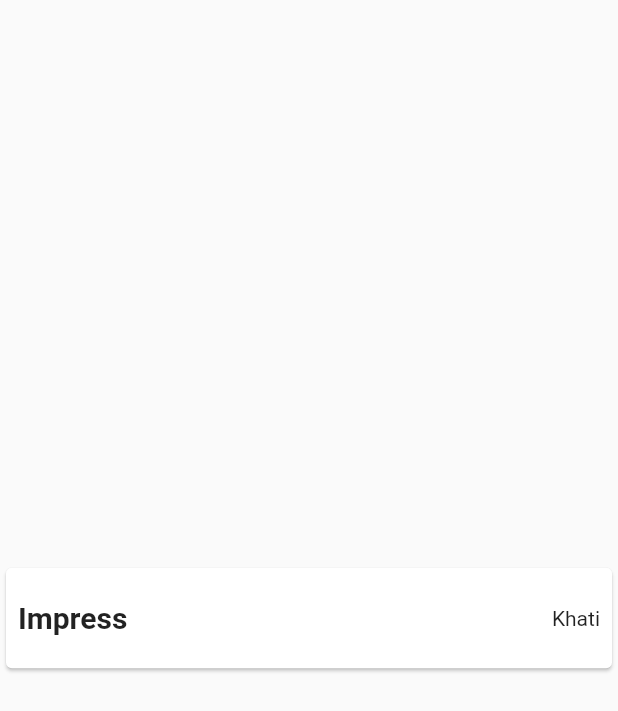
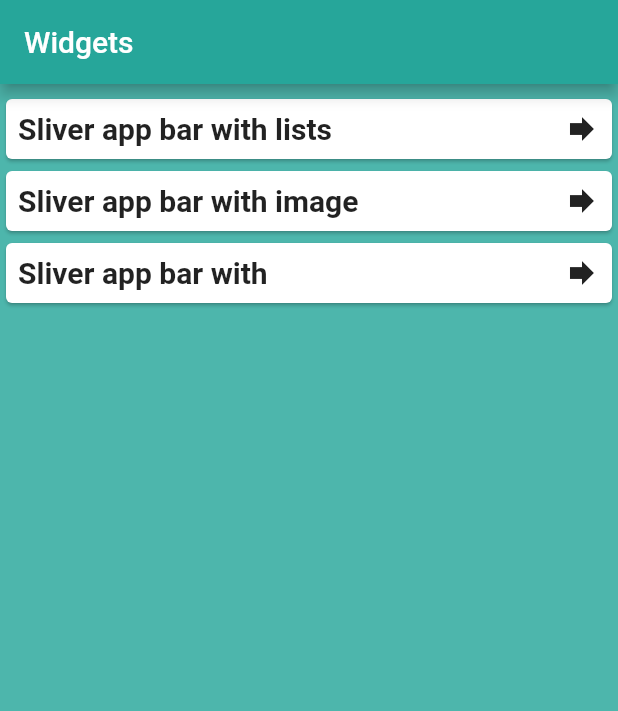
Before and after one commit to Popularkoju/working_with_widgets, a Flutter app: the screen it shows after launch, on a phone screen of 412 x 824 dp. Shown: the top 711 px of the screen. Run offline on Flutter 3.47's test engine with Material 2 defaults, Android fonts, the light colour scheme and no system bars.

Commit message:
first commit

```diff
--- a/lib/helper/widgets_helper.dart
+++ b/lib/helper/widgets_helper.dart
@@ -1,6 +1,6 @@
 import 'package:flutter/material.dart';
 
-customText(String? mesg, double size, FontWeight weight) {
+Text customText(String? mesg, double size, FontWeight weight) {
   return Text(
     "$mesg",
     style: TextStyle(fontSize: size, fontWeight: weight),
--- a/lib/scr/Home/home.dart
+++ b/lib/scr/Home/home.dart
@@ -1,22 +1,31 @@
 import 'package:flutter/material.dart';
 import 'package:sliver__appbar/helper/widgets_helper.dart';
+import 'package:sliver__appbar/scr/Home/app_contents/sliver_app_bar_image.dart';
 
-import 'package:sliver__appbar/scr/sliver_appbar_with_list.dart';
+import 'package:sliver__appbar/scr/Home/app_contents/sliver_appbar_with_list.dart';
 
 class Home extends StatelessWidget {
   @override
   Widget build(BuildContext context) {
     return Scaffold(
+      appBar: AppBar(
+        title: const Text("Widgets"),
+        backgroundColor: Colors.teal[400],
+      ),
       body: Container(
           height: double.infinity,
           width: double.infinity,
           child: Column(
             crossAxisAlignment: CrossAxisAlignment.center,
-            mainAxisAlignment: MainAxisAlignment.center,
             children: [
-              Container(
-                height: 75,
-                child: GestureDetector(
+              Expanded(
+                child: Container(
+                  color: Colors.teal[300],
+                  child: Padding(
+                    padding: const EdgeInsets.only(top: 6),
+                    child: Column(
+                      children: [
+                        GestureDetector(
                           onTap: () {
                             Navigator.of(context).push(MaterialPageRoute(
                                 builder: (context) =>
@@ -28,11 +37,54 @@
                             child: Row(
                               mainAxisAlignment: MainAxisAlignment.spaceBetween,
                               children: [
-                        customText("Impress", 20, FontWeight.bold),
-                        Text("Khati"),
+                                customText("Sliver app bar with lists", 20,
+                                    FontWeight.bold),
+                                const Icon(Icons.forward)
                               ],
                             ),
                           )),
+                        ),
+                        GestureDetector(
+                          onTap: () {
+                            Navigator.of(context).push(MaterialPageRoute(
+                                builder: (context) =>
+                                    const SliverAppbarImage()));
+                          },
+                          child: Card(
+                              child: Padding(
+                            padding: const EdgeInsets.all(8.0),
+                            child: Row(
+                              mainAxisAlignment: MainAxisAlignment.spaceBetween,
+                              children: [
+                                customText("Sliver app bar with image", 20,
+                                    FontWeight.bold),
+                                const Icon(Icons.forward)
+                              ],
+                            ),
+                          )),
+                        ),
+                        GestureDetector(
+                          onTap: () {
+                            Navigator.of(context).push(MaterialPageRoute(
+                                builder: (context) => const MyHomePage(
+                                    title: "Sliver appbar with image")));
+                          },
+                          child: Card(
+                              child: Padding(
+                            padding: const EdgeInsets.all(8.0),
+                            child: Row(
+                              mainAxisAlignment: MainAxisAlignment.spaceBetween,
+                              children: [
+                                customText("Sliver app bar with ", 20,
+                                    FontWeight.bold),
+                                const Icon(Icons.forward)
+                              ],
+                            ),
+                          )),
+                        ),
+                      ],
+                    ),
+                  ),
                 ),
               )
             ],
--- a/pubspec.yaml
+++ b/pubspec.yaml
@@ -59,8 +59,8 @@
 
   # To add assets to your application, add an assets section, like this:
   # assets:
-  #   - images/a_dot_burr.jpeg
-  #   - images/a_dot_ham.jpeg
+  #   - images/
+
 
   # An image asset can refer to one or more resolution-specific "variants", see
   # https://flutter.dev/assets-and-images/#resolution-aware.
```
Also changed, not shown: lib/scr/Home/app_contents/sliver_app_bar_image.dart (added, +40 -0 lines), lib/scr/Home/app_contents/sliver_appbar_with_list.dart (renamed from lib/scr/sliver_appbar_with_list.dart, +5 -3 lines), lib/assets/images/detail2.png (added). Lines whose indentation alone changed are shown as unchanged.
